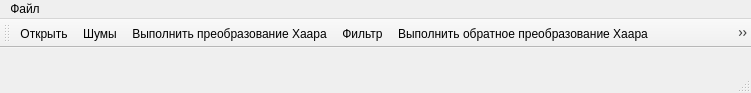
Before: the Qt Designer form mainwindow.ui in slaav1k/transformWaveletHaarImage, drawn with Qt 5.
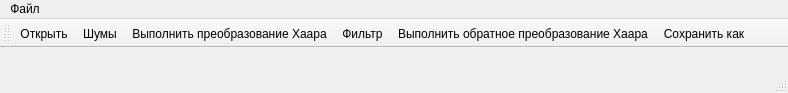
After: the same form once the commit is applied.

Commit message:
added window between each Iter
added window between eachIter to select quadrant for nextIter

The edit to the form file:
```diff
--- a/mainwindow.ui
+++ b/mainwindow.ui
@@ -6,7 +6,7 @@
    <rect>
     <x>0</x>
     <y>0</y>
-    <width>751</width>
+    <width>788</width>
     <height>93</height>
    </rect>
   </property>
@@ -19,8 +19,8 @@
     <rect>
      <x>0</x>
      <y>0</y>
-     <width>751</width>
-     <height>21</height>
+     <width>788</width>
+     <height>26</height>
     </rect>
    </property>
    <widget class="QMenu" name="menu">
```
The commit also changes 3 other files.
